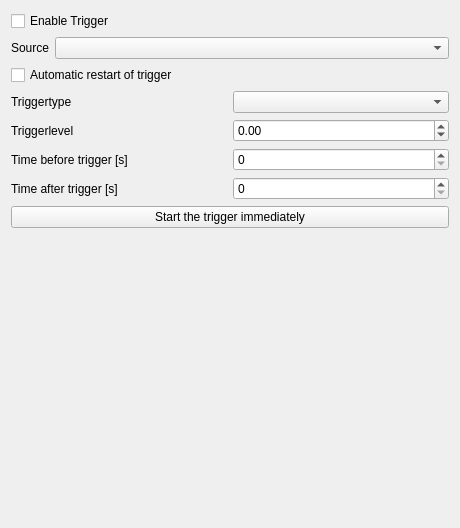
Old version of the form forms/triggerwidget.ui in the repository potolog/UDPLogger.
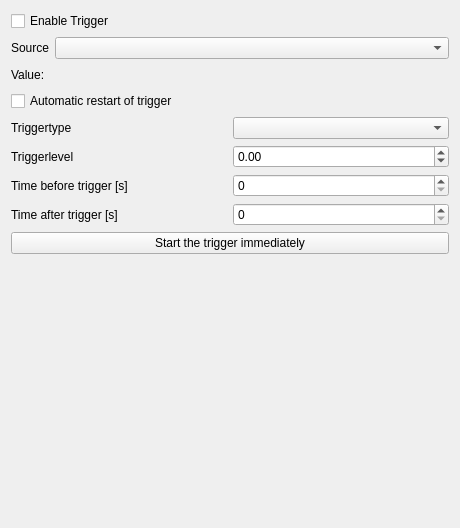
New version of the form.

Commit message: Show actual value of triggered signal in Triggerwidget

Patch:
```diff
--- a/forms/triggerwidget.ui
+++ b/forms/triggerwidget.ui
@@ -45,6 +45,49 @@
      </item>
     </layout>
    </item>
+   <item>
+    <layout class="QHBoxLayout" name="horizontalLayout_6">
+     <item>
+      <widget class="QLabel" name="label_6">
+       <property name="sizePolicy">
+        <sizepolicy hsizetype="Minimum" vsizetype="Preferred">
+         <horstretch>0</horstretch>
+         <verstretch>0</verstretch>
+        </sizepolicy>
+       </property>
+       <property name="text">
+        <string>Value:</string>
+       </property>
+      </widget>
+     </item>
+     <item>
+      <widget class="QLabel" name="lbl_value">
+       <property name="minimumSize">
+        <size>
+         <width>30</width>
+         <height>0</height>
+        </size>
+       </property>
+       <property name="text">
+        <string/>
+       </property>
+      </widget>
+     </item>
+     <item>
+      <spacer name="horizontalSpacer">
+       <property name="orientation">
+        <enum>Qt::Horizontal</enum>
+       </property>
+       <property name="sizeHint" stdset="0">
+        <size>
+         <width>40</width>
+         <height>20</height>
+        </size>
+       </property>
+      </spacer>
+     </item>
+    </layout>
+   </item>
    <item>
     <widget class="QCheckBox" name="checkbox_restart_trigger">
      <property name="text">
```
The commit also changes 4 other files.
